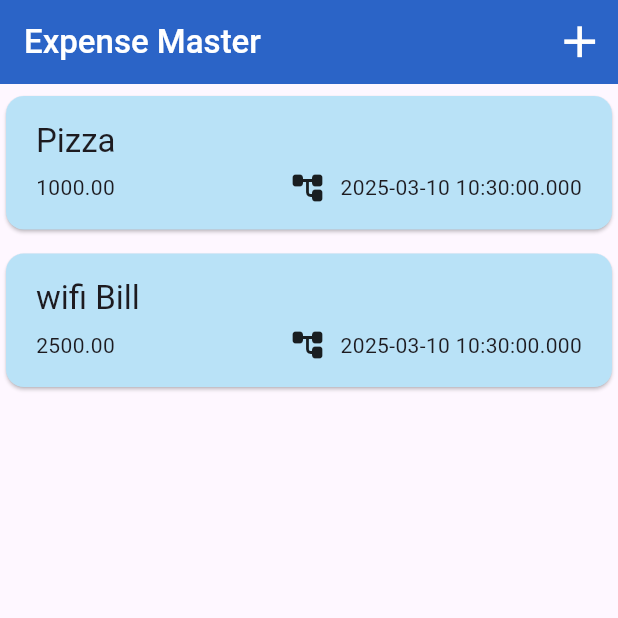
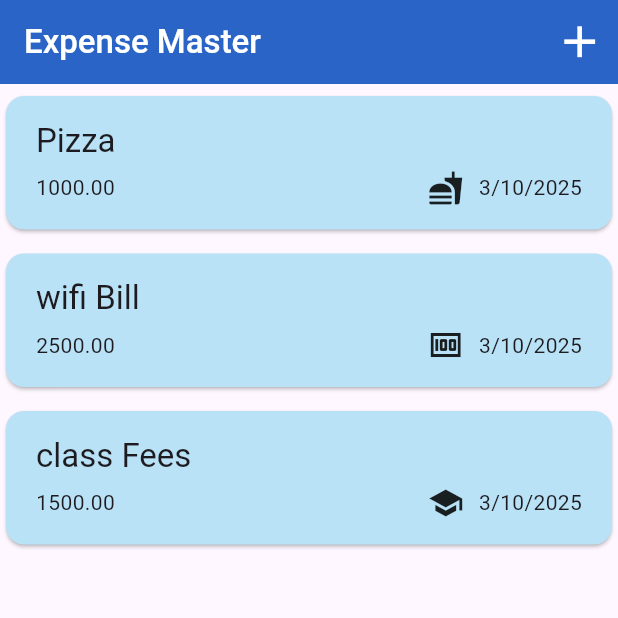
Before and after one commit to DillonWilliams1/Expense_Tracker, a Flutter app: the screen it shows after launch, on a phone screen of 412 x 824 dp, the top half of it. Run offline on Flutter 3.47's test engine with Material 3 defaults, Android fonts, the phone set to English and light mode, and no system bars.

Commit message:
update date format and icons

```diff
--- a/expense_tracker/lib/models/expense.dart
+++ b/expense_tracker/lib/models/expense.dart
@@ -1,8 +1,19 @@
+import 'package:flutter/material.dart';
+import 'package:intl/intl.dart';
 import 'package:uuid/uuid.dart';
 
 final uuid = const Uuid().v4();
+final formattedDate = DateFormat.yMd();
 
 enum Category { food, education, travel, leasure, bills }
+
+final CategoryIcons = {
+  Category.food: Icons.fastfood,
+  Category.education: Icons.school,
+  Category.travel: Icons.flight,
+  Category.leasure: Icons.sports_esports,
+  Category.bills: Icons.money
+};
 
 class ExpenseModel {
   final String title;
@@ -17,4 +28,8 @@ class ExpenseModel {
       required this.date,
       required this.category})
       : id = uuid;
+
+  String get getformattedDate {
+    return formattedDate.format(date);
+  }
 }
--- a/expense_tracker/lib/pages/Expenses.dart
+++ b/expense_tracker/lib/pages/Expenses.dart
@@ -22,7 +22,12 @@ class _ExpensesState extends State<Expenses> {
         title: "wifi Bill",
         amount: 2500.00,
         date: DateTime.now(),
-        category: Category.bills)
+        category: Category.bills),
+    ExpenseModel(
+        title: "class Fees",
+        amount: 1500,
+        date: DateTime.now(),
+        category: Category.education),
   ];
 
   @override
--- a/expense_tracker/lib/widgets/expense_tile.dart
+++ b/expense_tracker/lib/widgets/expense_tile.dart
@@ -27,11 +27,11 @@ class ExpenseTile extends StatelessWidget {
                 const Spacer(),
                 Row(
                   children: [
-                    Icon(Icons.account_tree_rounded),
+                    Icon(CategoryIcons[expense.category]),
                     SizedBox(
                       width: 10,
                     ),
-                    Text(expense.date.toString()),
+                    Text(expense.getformattedDate),
                   ],
                 )
               ],
@@ -40,6 +40,5 @@ class ExpenseTile extends StatelessWidget {
         ),
       ),
     );
-    ;
   }
 }
--- a/expense_tracker/pubspec.yaml
+++ b/expense_tracker/pubspec.yaml
@@ -9,6 +9,7 @@ environment:
 dependencies:
   flutter:
     sdk: flutter
+  intl: ^0.20.2
   uuid: ^4.5.1
 
 dev_dependencies:
```
Also changed, not shown: expense_tracker/pubspec.lock.
